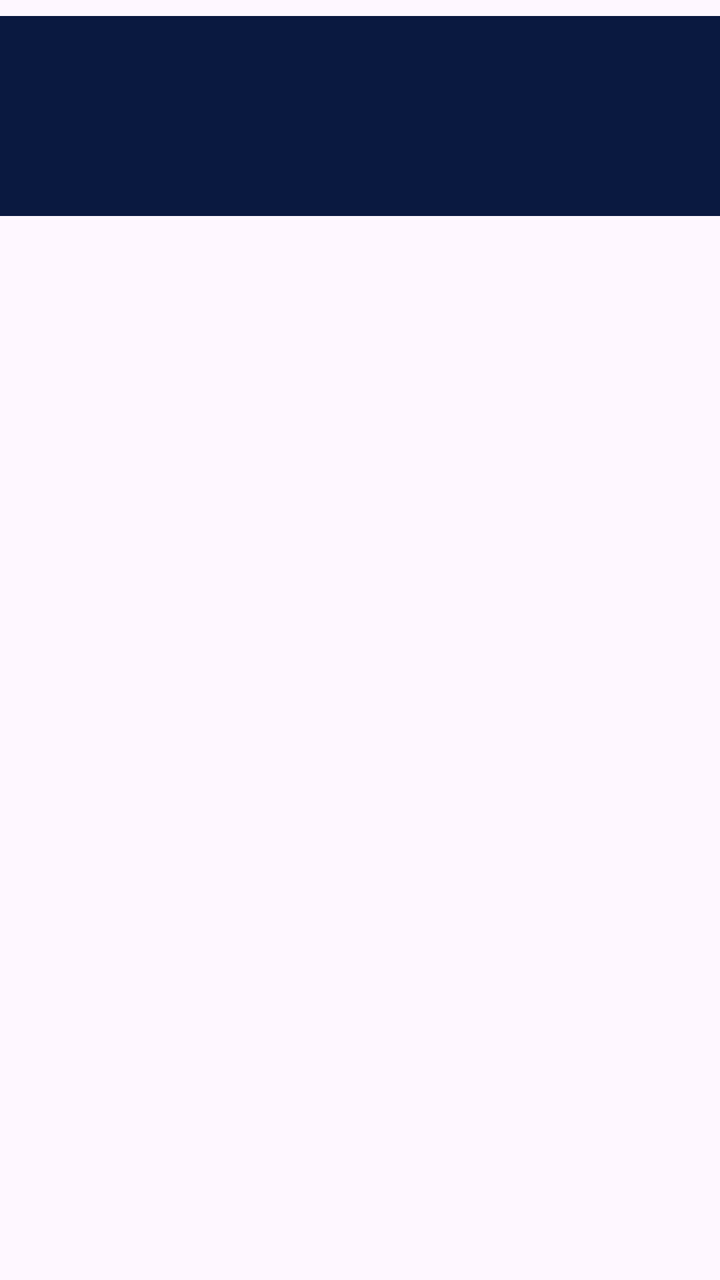
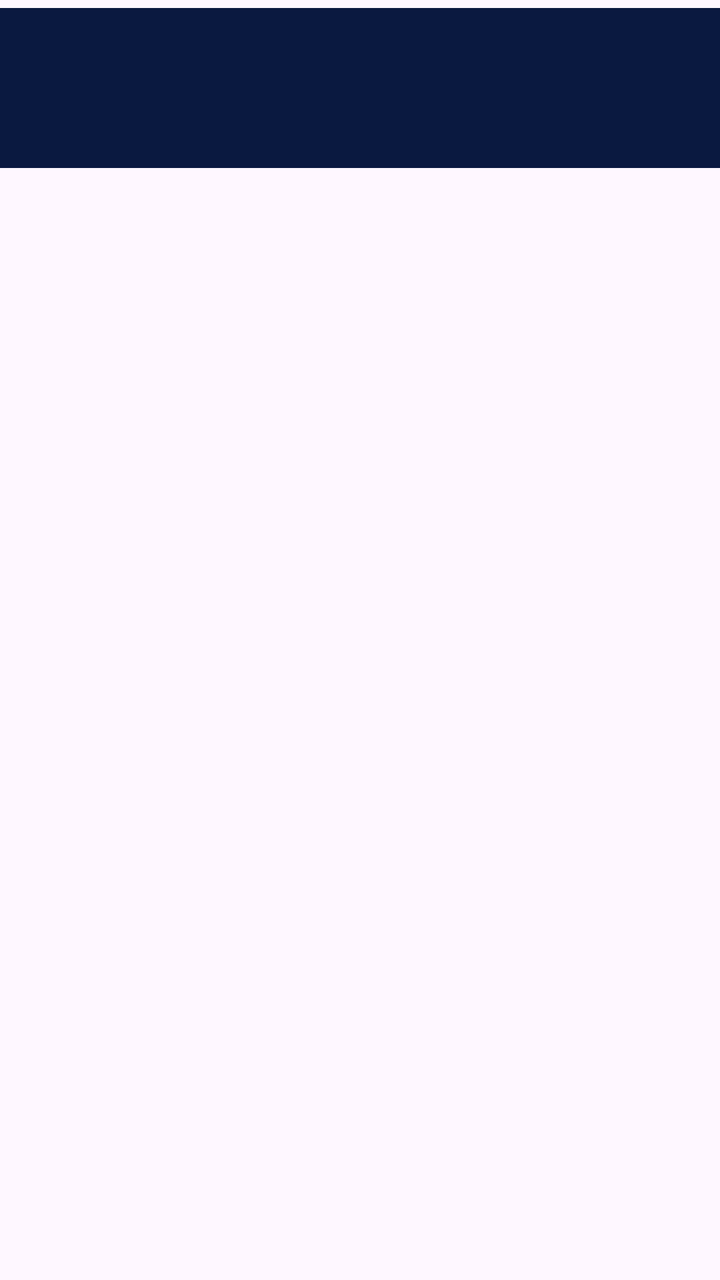

The first picture is an Android layout as it rendered before a commit; the second is the same layout after the commit. The layout source and the unified diff follow.
<!-- AndroidManifest.xml: application theme Theme.WeatherApplication -->
<!-- res/layout/item_weather.xml -->
<?xml version="1.0" encoding="utf-8"?>
<FrameLayout xmlns:android="http://schemas.android.com/apk/res/android"
    android:layout_width="match_parent"
    android:layout_height="wrap_content"
    android:paddingVertical="8dp">

    <TextView
        android:id="@+id/itemTextView"
        android:layout_width="match_parent"
        android:layout_height="100dp"
        android:background="#0A1940" android:gravity="center"
        android:textColor="@android:color/white"
        android:textSize="20sp" />

</FrameLayout>
<!-- resources referenced by this layout -->
<resources>
  <style name="Theme.WeatherApplication" parent="Base.Theme.WeatherApplication" />
  <style name="Base.Theme.WeatherApplication" parent="Theme.Material3.DayNight.NoActionBar">
          
          
      </style>
</resources>

<!-- the commit's change to res/layout/item_weather.xml (unified diff, before → after) -->
@@ -2,14 +2,65 @@
 <FrameLayout xmlns:android="http://schemas.android.com/apk/res/android"
     android:layout_width="match_parent"
     android:layout_height="wrap_content"
-    android:paddingVertical="8dp">
+    android:paddingVertical="4dp">
 
-    <TextView
-        android:id="@+id/itemTextView"
+    <androidx.constraintlayout.widget.ConstraintLayout
+        xmlns:app="http://schemas.android.com/apk/res-auto"
         android:layout_width="match_parent"
-        android:layout_height="100dp"
-        android:background="#0A1940" android:gravity="center"
-        android:textColor="@android:color/white"
-        android:textSize="20sp" />
+        android:layout_height="80dp"
+        android:background="@color/colorItemBackground"
+        android:paddingHorizontal="16dp"
+        android:paddingVertical="10dp">
 
+        <TextView
+            android:id="@+id/cityName"
+            android:layout_width="0dp"
+            android:layout_height="wrap_content"
+            android:textColor="#FFFFFF"
+            android:textSize="18sp"
+            android:textStyle="bold"
+            app:layout_constraintEnd_toStartOf="@id/temperature"
+            app:layout_constraintStart_toStartOf="parent"
+            app:layout_constraintTop_toTopOf="parent" />
+
+        <TextView
+            android:id="@+id/stateName"
+            android:layout_width="0dp"
+            android:layout_height="wrap_content"
+            android:textColor="#AAFFFFFF"
+            android:textSize="12sp"
+            app:layout_constraintEnd_toStartOf="@id/temperature"
+            app:layout_constraintStart_toStartOf="parent"
+            app:layout_constraintTop_toBottomOf="@id/cityName" />
+
+        <TextView
+            android:id="@+id/highLow"
+            android:layout_width="0dp"
+            android:layout_height="wrap_content"
+            android:textColor="#AAFFFFFF"
+            android:textSize="12sp"
+            app:layout_constraintBottom_toBottomOf="parent"
+            app:layout_constraintEnd_toStartOf="@id/temperature"
+            app:layout_constraintStart_toStartOf="parent" />
+
+        <TextView
+            android:id="@+id/temperature"
+            android:layout_width="wrap_content"
+            android:layout_height="wrap_content"
+            android:textColor="#FFFFFF"
+            android:textSize="28sp"
+            android:textStyle="bold"
+            app:layout_constraintEnd_toEndOf="parent"
+            app:layout_constraintTop_toTopOf="parent" />
+
+        <TextView
+            android:id="@+id/precipitation"
+            android:layout_width="wrap_content"
+            android:layout_height="wrap_content"
+            android:textColor="#AAFFFFFF"
+            android:textSize="12sp"
+            app:layout_constraintBottom_toBottomOf="parent"
+            app:layout_constraintEnd_toEndOf="parent" />
+
+    </androidx.constraintlayout.widget.ConstraintLayout>
 </FrameLayout>
<!-- resource entries referenced after the edit -->
@@ -1,5 +1,6 @@
 <!-- resources referenced by this layout -->
 <resources>
+  <color name="colorItemBackground">#0A1940</color>
   <style name="Theme.WeatherApplication" parent="Base.Theme.WeatherApplication" />
   <style name="Base.Theme.WeatherApplication" parent="Theme.Material3.DayNight.NoActionBar">
           
